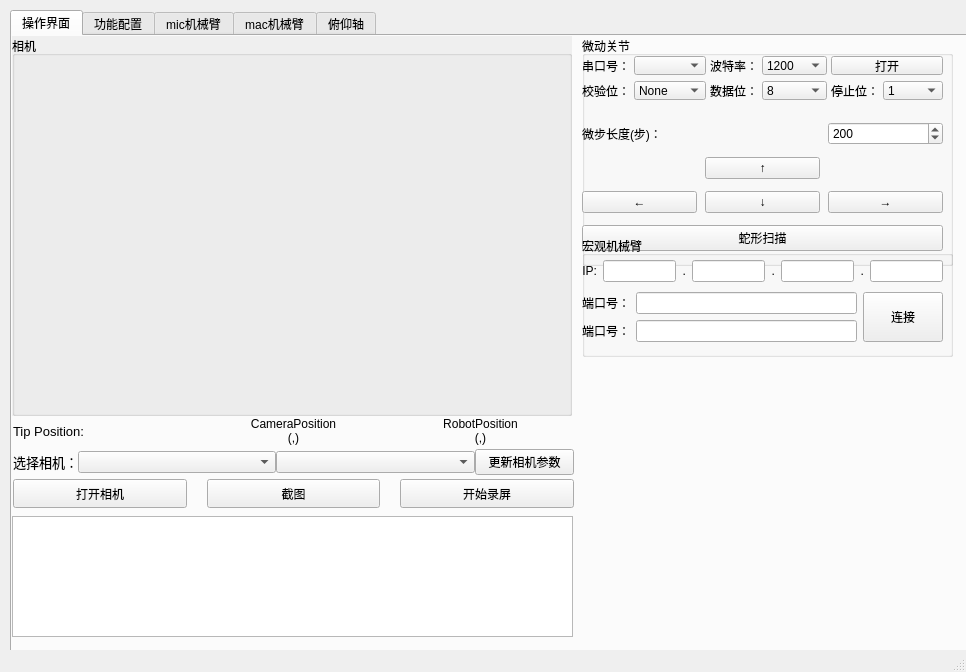
This is micromanipulator.ui in laolaolaolaji/Liyongxiao_for_image as Qt 5 draws it before an edit. The edited form follows.
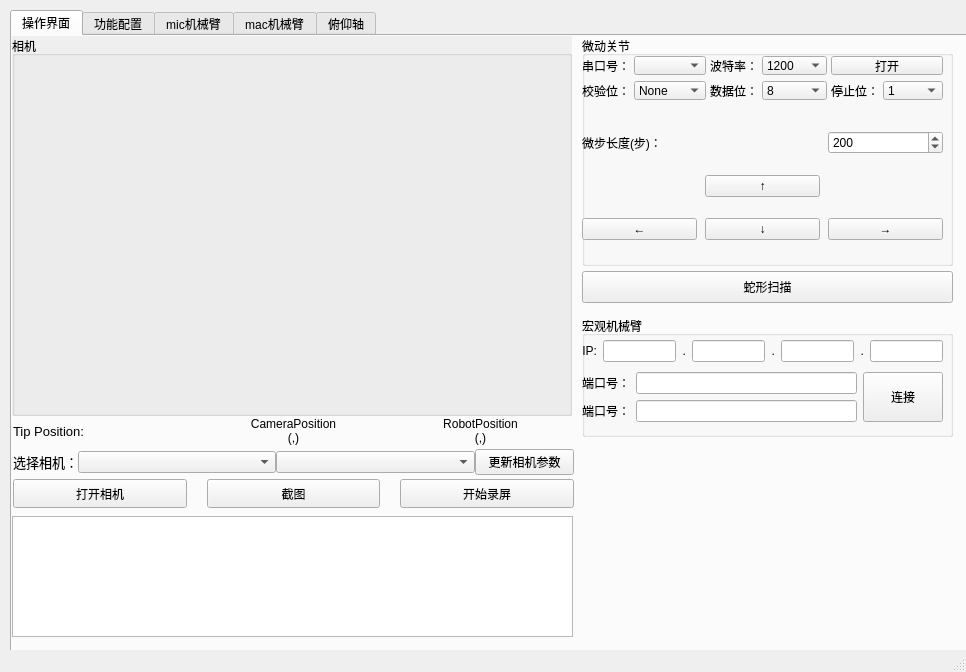
This is the edited form.

Commit message: Move snake scan button into tab_4

What changed in the file:
```diff
--- a/micromanipulator.ui
+++ b/micromanipulator.ui
@@ -365,21 +365,27 @@
           </property>
          </widget>
         </item>
-        <item row="3" column="0" colspan="3">
-         <widget class="QPushButton" name="BtnMicroSnakeScan">
-          <property name="text">
-           <string>蛇形扫描</string>
-          </property>
-         </widget>
-        </item>
        </layout>
       </widget>
      </widget>
+     <widget class="QPushButton" name="BtnMicroSnakeScan">
+      <property name="geometry">
+       <rect>
+        <x>570</x>
+        <y>235</y>
+        <width>371</width>
+        <height>32</height>
+       </rect>
+      </property>
+      <property name="text">
+       <string>蛇形扫描</string>
+      </property>
+     </widget>
      <widget class="QGroupBox" name="groupBox_4">
       <property name="geometry">
        <rect>
         <x>570</x>
-        <y>200</y>
+        <y>280</y>
         <width>371</width>
         <height>121</height>
        </rect>
```
